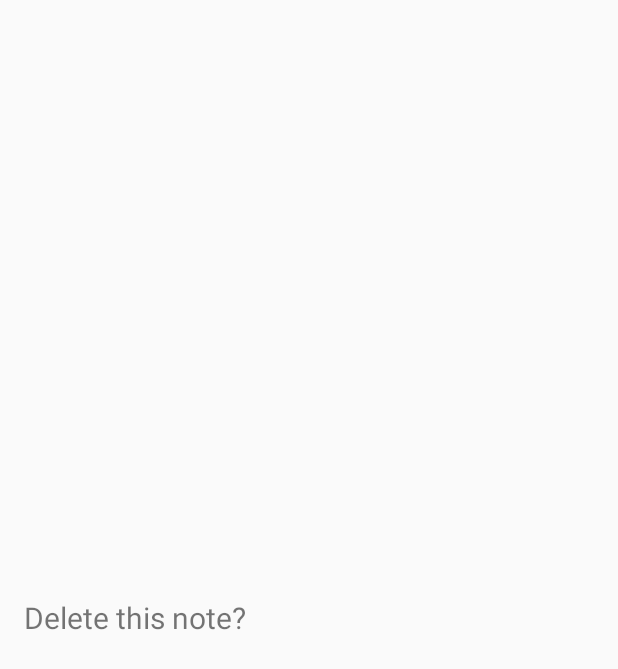
After one commit to vittoboa/Notes, an Android app: the layout layout_dialog_delete_note.xml on its own in the app's theme, with its tools: preview values and no code run, on a phone screen of 412 x 824 dp. The commit adds this screen. Shown: the top 669 px of the screen. Run offline under Robolectric (Android 15) with nearby library versions, the phone set to English and light mode, and no system bars.

Commit message:
Long press to delete note

```diff
--- a/app/src/main/java/com/example/notes/EditNoteActivity.java
+++ b/app/src/main/java/com/example/notes/EditNoteActivity.java
@@ -18,7 +18,7 @@ public class EditNoteActivity extends AppCompatActivity {
         noteId = intent.getIntExtra(MainActivity.NOTE_ID, -1);
 
         if(!isNoteNew(noteId)) {
-            getNote(noteId);
+            applyNote(noteId);
         }
     }
 
@@ -26,7 +26,7 @@ public class EditNoteActivity extends AppCompatActivity {
         return noteId == -1;
     }
 
-    private void getNote(int noteId) {
+    private void applyNote(int noteId) {
         NotesDatabaseHelper db = new NotesDatabaseHelper(this);
         Note note = db.getNote(noteId);
 
--- /dev/null
+++ b/app/src/main/res/layout/layout_dialog_delete_note.xml
@@ -0,0 +1,13 @@
+<?xml version="1.0" encoding="utf-8"?>
+<RelativeLayout xmlns:android="http://schemas.android.com/apk/res/android"
+    android:layout_width="match_parent" android:layout_height="match_parent"
+    android:padding="16dp">
+
+    <TextView
+        android:layout_width="match_parent"
+        android:layout_height="wrap_content"
+        android:text="@string/deleteNoteAlert"
+        android:textSize="20sp"
+        android:layout_centerInParent="true"/>
+
+</RelativeLayout>
--- a/app/src/main/res/values/strings.xml
+++ b/app/src/main/res/values/strings.xml
@@ -2,4 +2,8 @@
     <string name="app_name">Notes</string>
     <string name="noteTitle">Title</string>
     <string name="noteText">Note</string>
+    <string name="deleteNoteAlert">Delete this note?</string>
+    <string name="delete">Delete</string>
+    <string name="cancel">Cancel</string>
+
 </resources>
```
Also changed, not shown: app/src/main/java/com/example/notes/DialogDeleteNote.java (added, +58 -0 lines), app/src/main/java/com/example/notes/ListNotesAdapter.java (+9 -1 lines), app/src/main/java/com/example/notes/MainActivity.java (+28 -1 lines).
